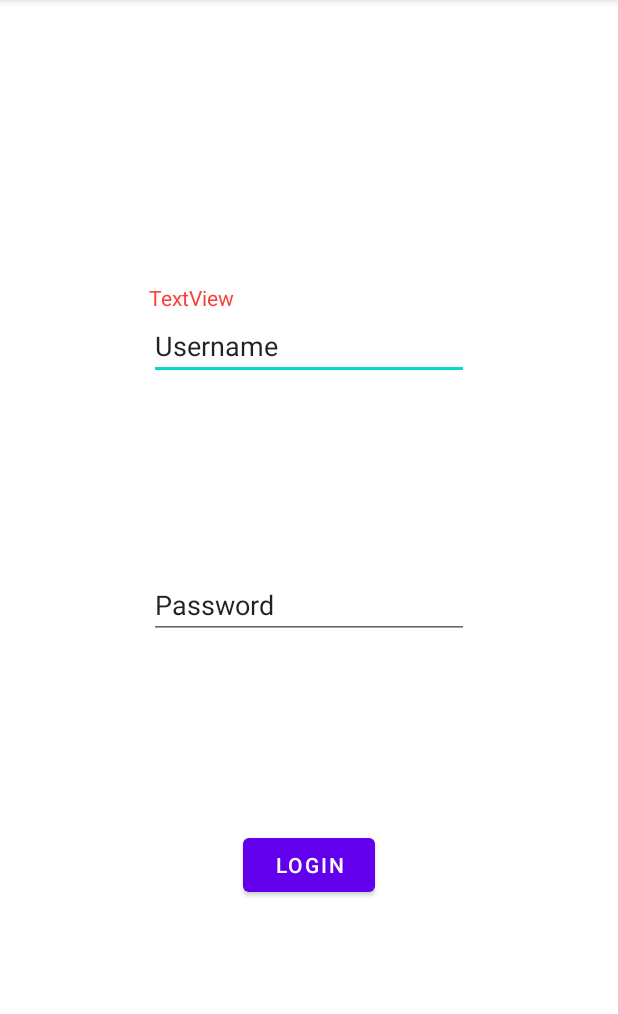
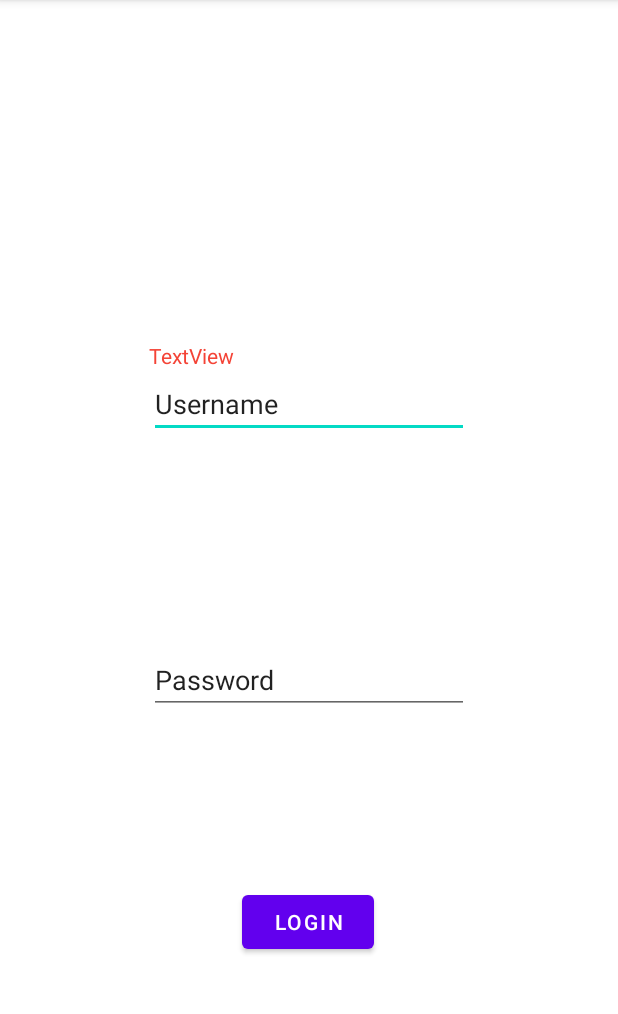
Before and after one commit to Saylonnn/Messenger, an Android app: the screen it shows after launch (MainActivity), on a phone screen of 412 x 824 dp, the part 84-1098 px from its top. Run offline under Robolectric (Android 15) with nearby library versions, the phone set to English and light mode, and no system bars.

Commit message:
update login.xml

```diff
--- a/app/src/main/res/layout/login.xml
+++ b/app/src/main/res/layout/login.xml
@@ -10,10 +10,12 @@
         android:layout_width="wrap_content"
         android:layout_height="wrap_content"
         android:text="Login"
-        app:layout_constraintBottom_toBottomOf="parent"
+        app:layout_constraintBottom_toTopOf="@+id/guideline6"
         app:layout_constraintEnd_toEndOf="parent"
+        app:layout_constraintHorizontal_bias="0.498"
         app:layout_constraintStart_toStartOf="parent"
-        app:layout_constraintTop_toTopOf="@+id/guideline5" />
+        app:layout_constraintTop_toTopOf="@+id/guideline6"
+        app:layout_constraintVertical_bias="0.615" />
 
     <EditText
         android:id="@+id/pt_login_username"
@@ -34,7 +36,7 @@
         android:ems="10"
         android:inputType="textPersonName"
         android:text="Password"
-        app:layout_constraintBottom_toTopOf="@+id/btn_login_loginbtn"
+        app:layout_constraintBottom_toTopOf="@+id/guideline6"
         app:layout_constraintEnd_toEndOf="parent"
         app:layout_constraintStart_toStartOf="parent"
         app:layout_constraintTop_toBottomOf="@+id/pt_login_username" />
@@ -51,14 +53,14 @@
         android:layout_width="wrap_content"
         android:layout_height="wrap_content"
         android:orientation="horizontal"
-        app:layout_constraintGuide_percent="0.9" />
+        app:layout_constraintGuide_percent="0.8" />
 
     <androidx.constraintlayout.widget.Guideline
         android:id="@+id/guideline7"
         android:layout_width="wrap_content"
         android:layout_height="wrap_content"
         android:orientation="horizontal"
-        app:layout_constraintGuide_percent="0.1" />
+        app:layout_constraintGuide_percent="0.2" />
 
     <TextView
         android:id="@+id/tv_login_error"
```
Also changed, not shown: app/src/main/res/layout/registration.xml (+7 -6 lines).
